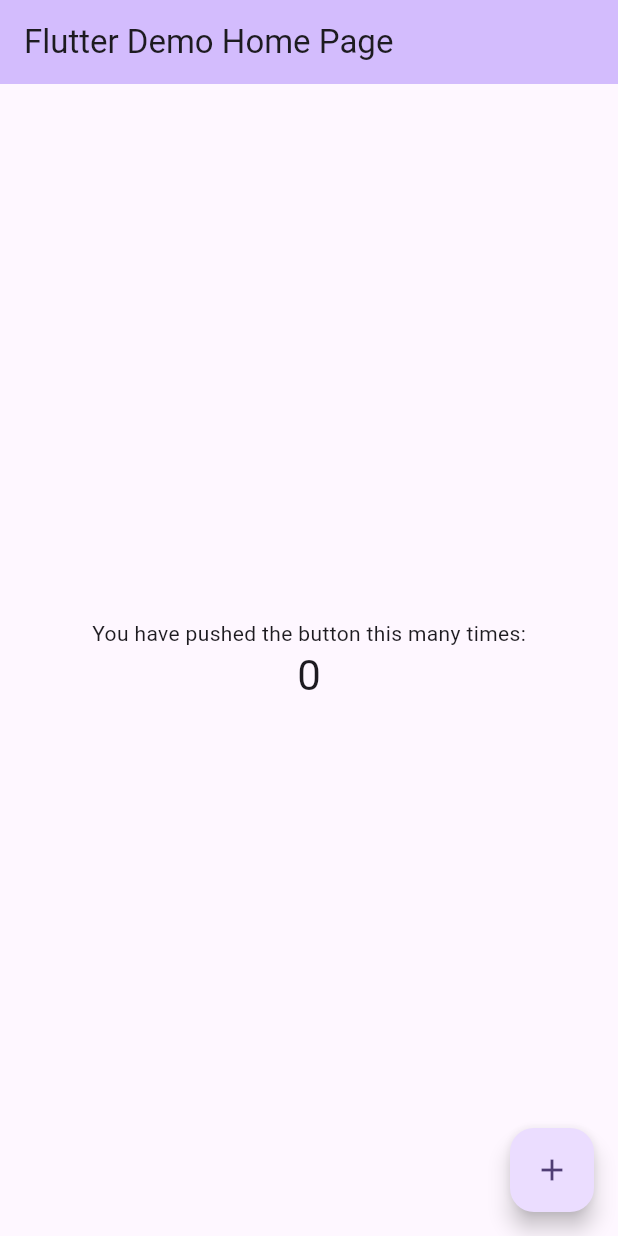
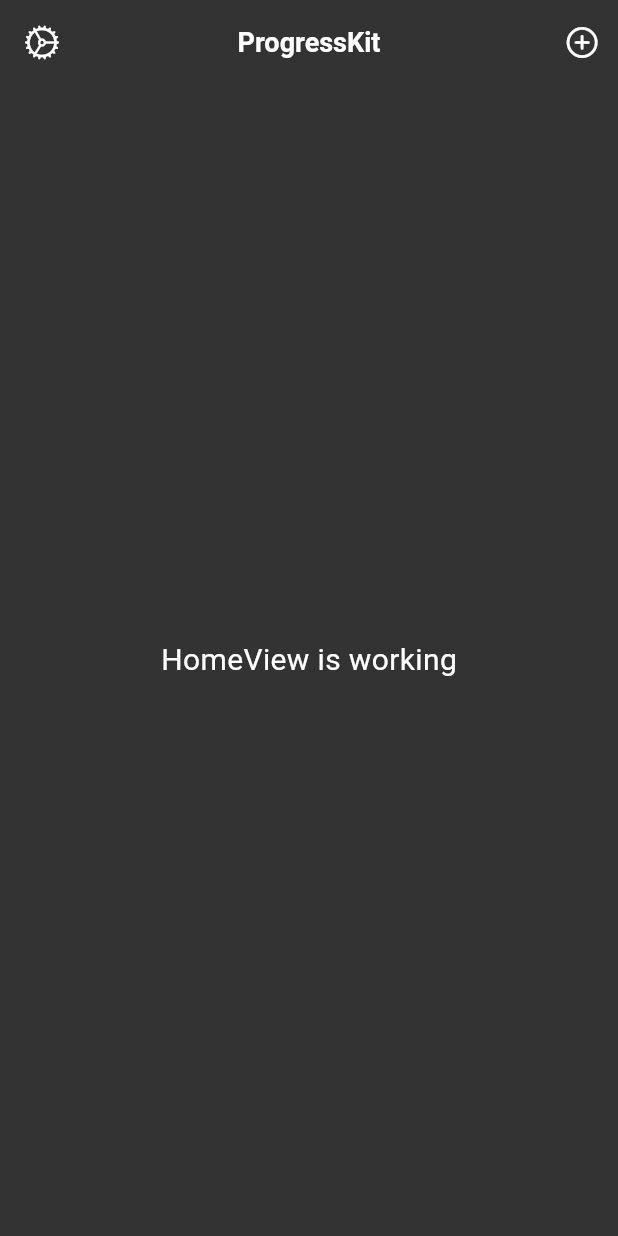
Before and after one commit to jushkinbekrashidovich/progress_kit, a Flutter app: the screen it shows after launch, on a phone screen of 412 x 824 dp. Run offline on Flutter 3.47's test engine with Material 3 defaults, Android fonts, the phone set to English and light mode, and no system bars; our stand-ins replace get, shared_preferences; missing offline and left inert: bottom_picker.

Commit message:
added add page

```diff
--- /dev/null
+++ b/lib/app/modules/home/views/home_view.dart
@@ -0,0 +1,38 @@
+import 'package:flutter/cupertino.dart';
+import 'package:flutter/material.dart';
+
+import 'package:get/get.dart';
+import 'package:progress_kit/app/routes/app_pages.dart';
+
+import '../controllers/home_controller.dart';
+
+class HomeView extends GetView<HomeController> {
+  const HomeView({super.key});
+  @override
+  Widget build(BuildContext context) {
+    return Scaffold(
+      appBar: AppBar(
+        title: const Text('ProgressKit'),
+        centerTitle: true,
+        leading: IconButton(onPressed: (){
+
+        }, icon: Icon(CupertinoIcons.settings)
+        ),
+        actions: [
+          IconButton(onPressed: (){
+            Get.toNamed(Routes.ADD_WIDGET);
+
+          }, icon: Icon(CupertinoIcons.add_circled))
+
+        ],
+      ),
+
+      body: const Center(
+        child: Text(
+          'HomeView is working',
+          style: TextStyle(fontSize: 20),
+        ),
+      ),
+    );
+  }
+}
--- /dev/null
+++ b/lib/app/routes/app_routes.dart
@@ -0,0 +1,14 @@
+part of 'app_pages.dart';
+// DO NOT EDIT. This is code generated via package:get_cli/get_cli.dart
+
+abstract class Routes {
+  Routes._();
+  static const HOME = _Paths.HOME;
+  static const ADD_WIDGET = _Paths.ADD_WIDGET;
+}
+
+abstract class _Paths {
+  _Paths._();
+  static const HOME = '/home';
+  static const ADD_WIDGET = '/add-widget';
+}
--- a/lib/main.dart
+++ b/lib/main.dart
@@ -1,125 +1,18 @@
 import 'package:flutter/material.dart';
 
+import 'package:get/get.dart';
+import 'package:progress_kit/app/const/theme/app_theme.dart';
+
+import 'app/routes/app_pages.dart';
+
 void main() {
-  runApp(const MyApp());
+  runApp(
+    GetMaterialApp(
+      title: "Application",
+      initialRoute: AppPages.INITIAL,
+      getPages: AppPages.routes,
+      theme: AppThemes.light,
+      debugShowCheckedModeBanner: false,
+    ),
+  );
 }
-
-class MyApp extends StatelessWidget {
-  const MyApp({super.key});
-
-  // This widget is the root of your application.
-  @override
-  Widget build(BuildContext context) {
-    return MaterialApp(
-      title: 'Flutter Demo',
-      theme: ThemeData(
-        // This is the theme of your application.
-        //
-        // TRY THIS: Try running your application with "flutter run". You'll see
-        // the application has a purple toolbar. Then, without quitting the app,
-        // try changing the seedColor in the colorScheme below to Colors.green
-        // and then invoke "hot reload" (save your changes or press the "hot
-        // reload" button in a Flutter-supported IDE, or press "r" if you used
-        // the command line to start the app).
-        //
-        // Notice that the counter didn't reset back to zero; the application
-        // state is not lost during the reload. To reset the state, use hot
-        // restart instead.
-        //
-        // This works for code too, not just values: Most code changes can be
-        // tested with just a hot reload.
-        colorScheme: ColorScheme.fromSeed(seedColor: Colors.deepPurple),
-        useMaterial3: true,
-      ),
-      home: const MyHomePage(title: 'Flutter Demo Home Page'),
-    );
-  }
-}
-
-class MyHomePage extends StatefulWidget {
-  const MyHomePage({super.key, required this.title});
-
-  // This widget is the home page of your application. It is stateful, meaning
-  // that it has a State object (defined below) that contains fields that affect
-  // how it looks.
-
-  // This class is the configuration for the state. It holds the values (in this
-  // case the title) provided by the parent (in this case the App widget) and
-  // used by the build method of the State. Fields in a Widget subclass are
-  // always marked "final".
-
-  final String title;
-
-  @override
-  State<MyHomePage> createState() => _MyHomePageState();
-}
-
-class _MyHomePageState extends State<MyHomePage> {
-  int _counter = 0;
-
-  void _incrementCounter() {
-    setState(() {
-      // This call to setState tells the Flutter framework that something has
-      // changed in this State, which causes it to rerun the build method below
-      // so that the display can reflect the updated values. If we changed
-      // _counter without calling setState(), then the build method would not be
-      // called again, and so nothing would appear to happen.
-      _counter++;
-    });
-  }
-
-  @override
-  Widget build(BuildContext context) {
-    // This method is rerun every time setState is called, for instance as done
-    // by the _incrementCounter method above.
-    //
-    // The Flutter framework has been optimized to make rerunning build methods
-    // fast, so that you can just rebuild anything that needs updating rather
-    // than having to individually change instances of widgets.
-    return Scaffold(
-      appBar: AppBar(
-        // TRY THIS: Try changing the color here to a specific color (to
-        // Colors.amber, perhaps?) and trigger a hot reload to see the AppBar
-        // change color while the other colors stay the same.
-        backgroundColor: Theme.of(context).colorScheme.inversePrimary,
-        // Here we take the value from the MyHomePage object that was created by
-        // the App.build method, and use it to set our appbar title.
-        title: Text(widget.title),
-      ),
-      body: Center(
-        // Center is a layout widget. It takes a single child and positions it
-        // in the middle of the parent.
-        child: Column(
-          // Column is also a layout widget. It takes a list of children and
-          // arranges them vertically. By default, it sizes itself to fit its
-          // children horizontally, and tries to be as tall as its parent.
-          //
-          // Column has various properties to control how it sizes itself and
-          // how it positions its children. Here we use mainAxisAlignment to
-          // center the children vertically; the main axis here is the vertical
-          // axis because Columns are vertical (the cross axis would be
-          // horizontal).
-          //
-          // TRY THIS: Invoke "debug painting" (choose the "Toggle Debug Paint"
-          // action in the IDE, or press "p" in the console), to see the
-          // wireframe for each widget.
-          mainAxisAlignment: MainAxisAlignment.center,
-          children: <Widget>[
-            const Text(
-              'You have pushed the button this many times:',
-            ),
-            Text(
-              '$_counter',
-              style: Theme.of(context).textTheme.headlineMedium,
-            ),
-          ],
-        ),
-      ),
-      floatingActionButton: FloatingActionButton(
-        onPressed: _incrementCounter,
-        tooltip: 'Increment',
-        child: const Icon(Icons.add),
-      ), // This trailing comma makes auto-formatting nicer for build methods.
-    );
-  }
-}
--- a/pubspec.yaml
+++ b/pubspec.yaml
@@ -34,6 +34,9 @@ dependencies:
   # The following adds the Cupertino Icons font to your application.
   # Use with the CupertinoIcons class for iOS style icons.
   cupertino_icons: ^1.0.8
+  get: ^4.6.6
+  shared_preferences: ^2.4.0
+  bottom_picker: ^2.10.1
 
 dev_dependencies:
   flutter_test:
```
Also changed, not shown: lib/app/const/theme/app_colors.dart (added, +14 -0 lines), lib/app/const/theme/app_text_styles.dart (added, +16 -0 lines), lib/app/const/theme/app_theme.dart (added, +28 -0 lines), lib/app/custom_widgets/custom_text_field.dart (added, +31 -0 lines), lib/app/data/progress_model.dart (added, +31 -0 lines), lib/app/modules/add_widget/bindings/add_widget_binding.dart (added, +12 -0 lines), lib/app/modules/add_widget/controllers/add_widget_controller.dart (added, +105 -0 lines), lib/app/modules/add_widget/views/add_widget_view.dart (added, +147 -0 lines), lib/app/modules/home/bindings/home_binding.dart (added, +12 -0 lines), lib/app/modules/home/controllers/home_controller.dart (added, +23 -0 lines), lib/app/routes/app_pages.dart (added, +27 -0 lines), pubspec.lock, 10 other files.
